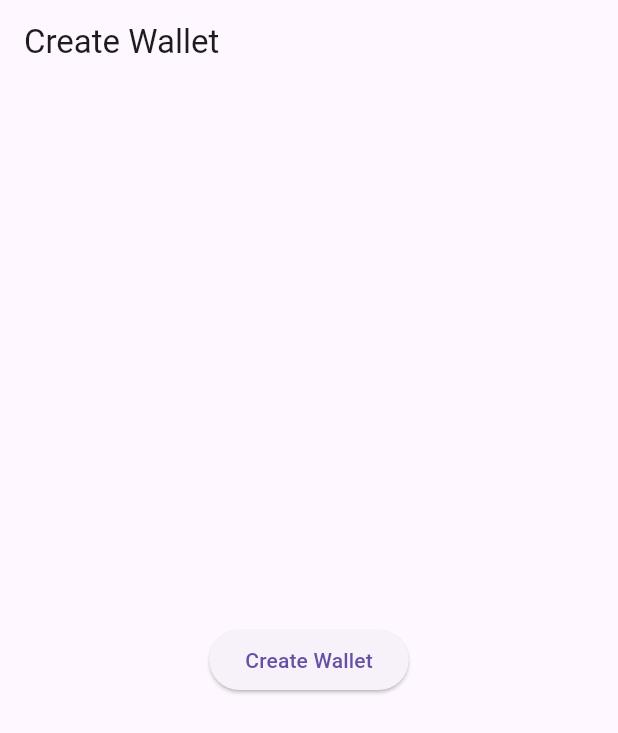
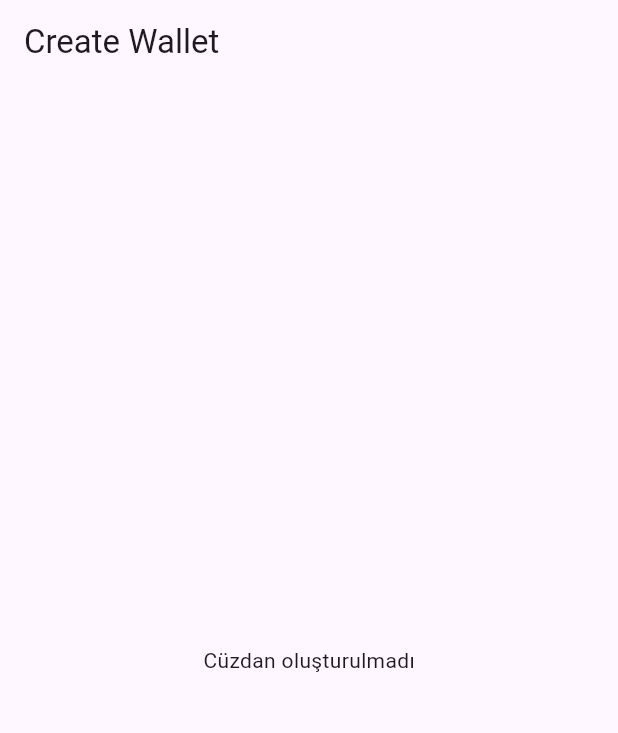
Before and after one commit to aguCompbbky/task0, a Flutter app: the screen it shows after launch, on a phone screen of 412 x 824 dp. Shown: the top 733 px of the screen. Run offline on Flutter 3.47's test engine with Material 3 defaults, Android fonts, the phone set to English and light mode, and no system bars; our stand-ins replace flutter_bloc; missing offline and left inert: pinenacl, solana, solana_web3.

Commit message:
walletState_null

```diff
--- /dev/null
+++ b/lib/features/wallet/data/models/wallet_model.dart
@@ -0,0 +1,6 @@
+class WalletModel {
+  final String publicKey;
+  final String privateKey;
+
+  WalletModel({required this.publicKey, required this.privateKey});
+}
--- a/lib/features/wallet/domain/repositories/solana_repository.dart
+++ b/lib/features/wallet/domain/repositories/solana_repository.dart
@@ -1,6 +1,8 @@
+import 'package:wallet1/features/wallet/data/models/wallet_model.dart';
+
 abstract class SolanaRepository {
-  Future<String> createWallet(); //tamam
-  Future<int> getBalance(String publicKey); //bu
+  Future<WalletModel?> createWallet();
+  Future<int> getBalance(String publicKey);
   Future<void> transferSol({
     required String fromPrivateKey,
     required String toPublicKey,
--- a/lib/features/wallet/presentation/cubit/wallet_cubit.dart
+++ b/lib/features/wallet/presentation/cubit/wallet_cubit.dart
@@ -1,20 +1,17 @@
+import 'package:flutter_bloc/flutter_bloc.dart';
+import 'package:wallet1/features/wallet/data/models/wallet_model.dart';
+import 'package:wallet1/features/wallet/domain/usecases/create_wallet.dart';
 
-import 'package:bloc/bloc.dart';
-import '../../domain/usecases/create_wallet.dart';
-part 'wallet_state.dart';
+class WalletCubit extends Cubit<WalletModel?> {
+  final CreateWallet _createWallet;
 
-class WalletCubit extends Cubit<WalletState> {
-  final CreateWallet createWallet;
+  WalletCubit(this._createWallet) : super(null);
 
-  WalletCubit(this.createWallet) : super(WalletInitial());
 
-  Future<void> generate() async {
-    emit(WalletLoading());
-    try {
-      final pubkey = await createWallet();
-      emit(WalletCreated(pubkey));
-    } catch (e) {
-      emit(WalletError(e.toString()));
-    }
+  Future<void> create() async {
+   print("🔵 WalletCubit: create() çağrıldı");
+  final wallet = await _createWallet();
+  print("🟢 WalletCubit: wallet sonucu -> $wallet");
+  emit(wallet); // burası null olabilir
   }
 }
--- a/lib/features/wallet/presentation/pages/create_wallet_page.dart
+++ b/lib/features/wallet/presentation/pages/create_wallet_page.dart
@@ -1,5 +1,6 @@
 import 'package:flutter/material.dart';
 import 'package:flutter_bloc/flutter_bloc.dart';
+import 'package:wallet1/features/wallet/data/models/wallet_model.dart';
 import '../cubit/wallet_cubit.dart';
 
 class CreateWalletPage extends StatelessWidget {
@@ -10,52 +11,19 @@ class CreateWalletPage extends StatelessWidget {
     return Scaffold(
       appBar: AppBar(title: const Text('Create Wallet')),
       body: Center(
-        child: BlocBuilder<WalletCubit, WalletState>(
+        child: BlocBuilder<WalletCubit, WalletModel?>(
           builder: (context, state) {
-            if (state is WalletInitial) {
-              return ElevatedButton(
-                onPressed: () {
-                  context.read<WalletCubit>().generate();
-                },
-                child: const Text('Create Wallet'),
-              );
-            } else if (state is WalletLoading) {
-              return const CircularProgressIndicator();
-            } else if (state is WalletCreated) {
+            print("ui WalletCubit state -> $state");
+            if (state != null) {
               return Column(
-                mainAxisSize: MainAxisSize.min,
+                mainAxisAlignment: MainAxisAlignment.center,
                 children: [
-                  const Text('Wallet Created!'),
-                  const SizedBox(height: 10),
-                  SelectableText(
-                    state.publicKey,
-                    style: const TextStyle(fontWeight: FontWeight.bold),
-                  ),
-                  const SizedBox(height: 20),
-                  ElevatedButton(
-                    onPressed: () {
-                      context.read<WalletCubit>().generate();
-                    },
-                    child: const Text('Generate Again'),
-                  ),
-                ],
-              );
-            } else if (state is WalletError) {
-              return Column(
-                mainAxisSize: MainAxisSize.min,
-                children: [
-                  Text('Error: ${state.message}', style: const TextStyle(color: Colors.red)),
-                  const SizedBox(height: 20),
-                  ElevatedButton(
-                    onPressed: () {
-                      context.read<WalletCubit>().generate();
-                    },
-                    child: const Text('Try Again'),
-                  ),
+                  Text("Public Key: ${state.publicKey}"),
+                  Text("Private Key: ${state.privateKey}"),
                 ],
               );
             } else {
-              return const Text('Unexpected State 😅');
+              return const Text("Cüzdan oluşturulmadı");
             }
           },
         ),
```
Also changed, not shown: lib/features/wallet/data/repositories/solana_repo_impl.dart (+48 -27 lines), lib/features/wallet/domain/usecases/create_wallet.dart (+8 -1 lines), lib/features/wallet/presentation/pages/show_balance.dart (added, +16 -0 lines), lib/main.dart (+4 -3 lines).
